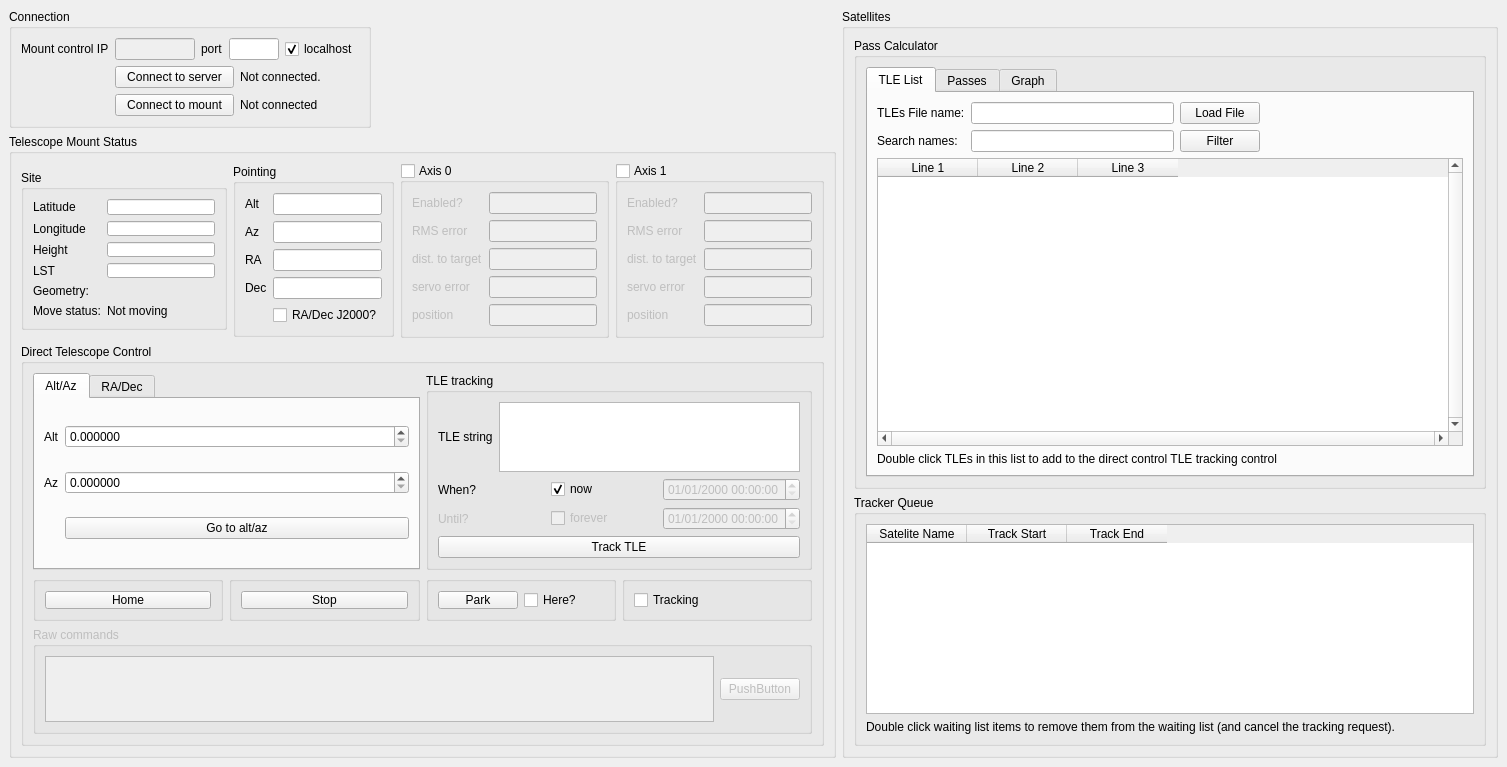
Qt form mainwindow.ui (dldlowndes/LD_QuarcOGS) before a commit.
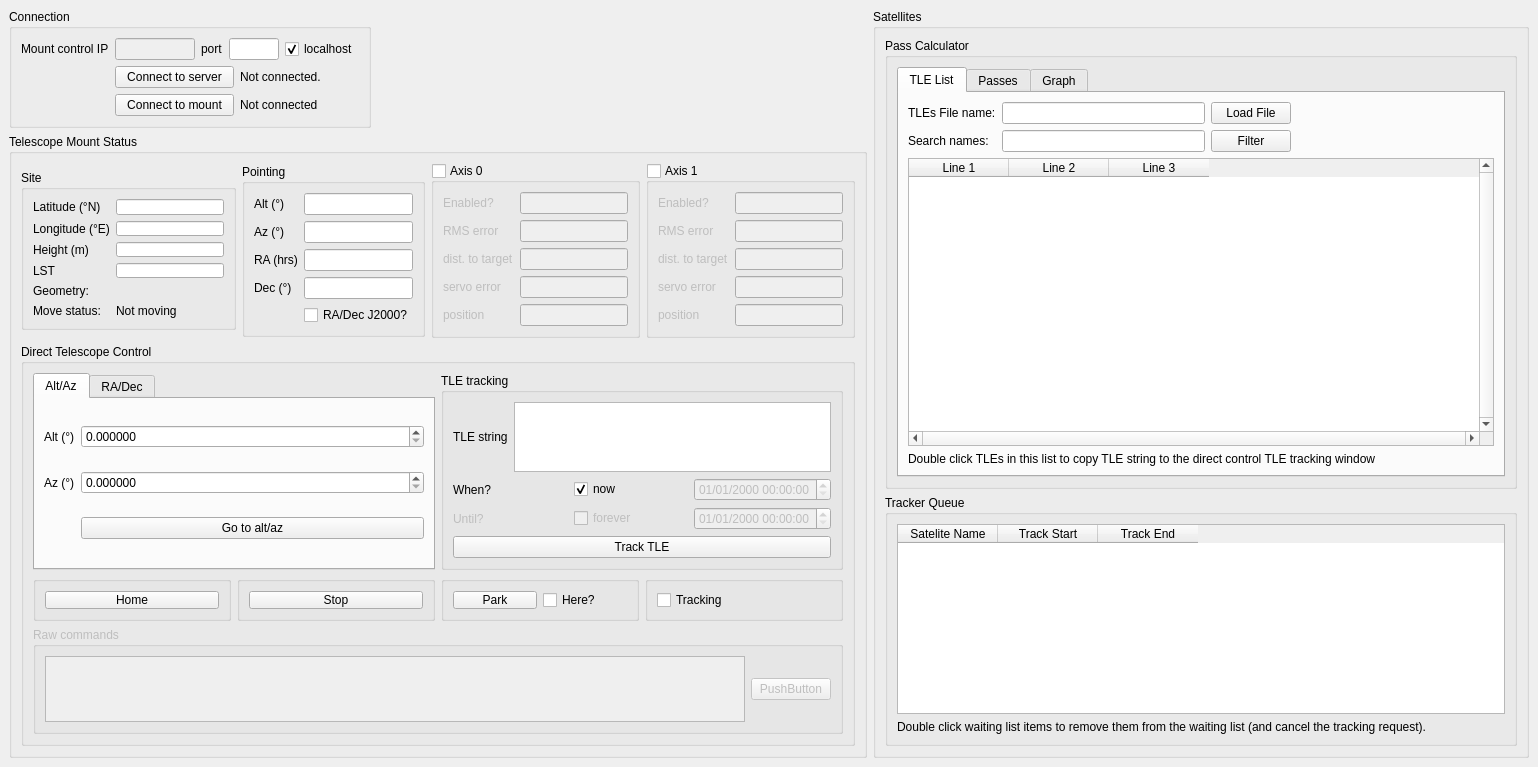
The same form after that commit. The open tabs and pages were chosen to show the change.

Commit message: docstrings and gui labels

Diff of the .ui file:
```diff
--- a/mainwindow.ui
+++ b/mainwindow.ui
@@ -202,7 +202,7 @@
                 <item row="0" column="0">
                  <widget class="QLabel" name="label_alt_status">
                   <property name="text">
-                   <string>Alt</string>
+                   <string>Alt (°)</string>
                   </property>
                  </widget>
                 </item>
@@ -216,21 +216,21 @@
                 <item row="2" column="0">
                  <widget class="QLabel" name="label_ra_status">
                   <property name="text">
-                   <string>RA</string>
+                   <string>RA (hrs)</string>
                   </property>
                  </widget>
                 </item>
                 <item row="1" column="0">
                  <widget class="QLabel" name="label_az_status">
                   <property name="text">
-                   <string>Az</string>
+                   <string>Az (°)</string>
                   </property>
                  </widget>
                 </item>
                 <item row="3" column="0">
                  <widget class="QLabel" name="label_dec_status">
                   <property name="text">
-                   <string>Dec</string>
+                   <string>Dec (°)</string>
                   </property>
                  </widget>
                 </item>
@@ -501,7 +501,7 @@
               <item row="2" column="0">
                <widget class="QLabel" name="label_telescope_height">
                 <property name="text">
-                 <string>Height</string>
+                 <string>Height (m)</string>
                 </property>
                </widget>
               </item>
@@ -533,7 +533,7 @@
               <item row="1" column="0">
                <widget class="QLabel" name="label_telescope_lon">
                 <property name="text">
-                 <string>Longitude</string>
+                 <string>Longitude (°E)</string>
                 </property>
                </widget>
               </item>
@@ -572,7 +572,7 @@
               <item row="0" column="0">
                <widget class="QLabel" name="label_telescope_lat">
                 <property name="text">
-                 <string>Latitude</string>
+                 <string>Latitude (°N)</string>
                 </property>
                </widget>
               </item>
@@ -674,7 +674,7 @@
                   <item row="2" column="0">
                    <widget class="QLabel" name="label_az_cmd">
                     <property name="text">
-                     <string>Az</string>
+                     <string>Az (°)</string>
                     </property>
                    </widget>
                   </item>
@@ -687,7 +687,7 @@
                      </sizepolicy>
                     </property>
                     <property name="text">
-                     <string>Alt</string>
+                     <string>Alt (°)</string>
                     </property>
                    </widget>
                   </item>
@@ -1234,7 +1234,7 @@
                 <item row="2" column="0">
                  <widget class="QLabel" name="label_6">
                   <property name="text">
-                   <string>Double click TLEs in this list to add to the direct control TLE tracking control</string>
+                   <string>Double click TLEs in this list to copy TLE string to the direct control TLE tracking window</string>
                   </property>
                  </widget>
                 </item>
```
Left out of the diff: 6 changed lines with no effect on the pictures. The commit also changes 6 other files.
